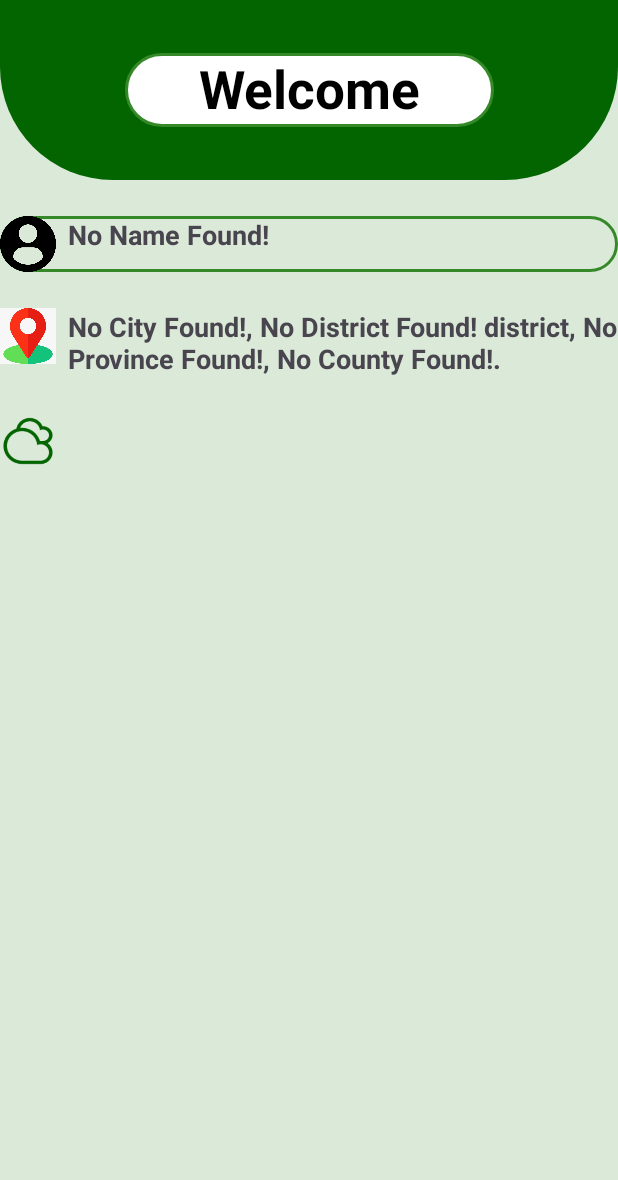
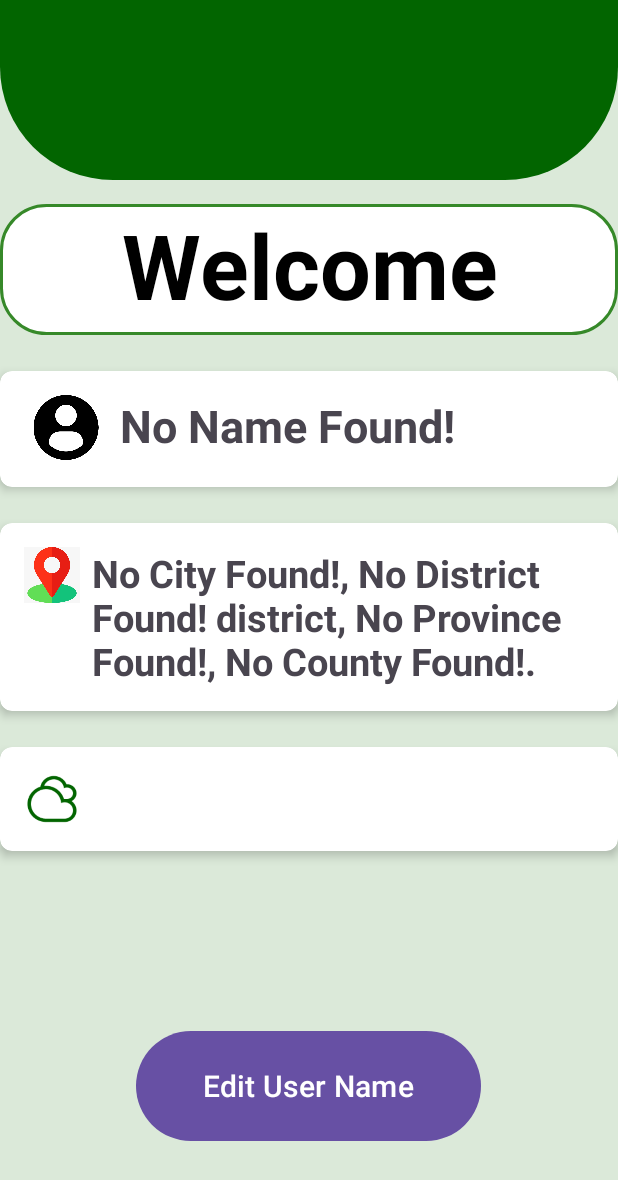
Before and after one commit to Tharmika-Sivakumar/CropMate25, an Android app: the ProfileActivity screen opened directly, with no data from a screen before it, on a phone screen of 412 x 824 dp. Shown: the top 1180 px of the screen. Run offline under Robolectric (Android 15) with nearby library versions, the phone set to English and light mode, and no system bars; our stand-ins replace Firebase (no records; nobody signed in at launch, a user with empty details on screens opened directly).

Commit message:
Some modifications and added feature
1. Added a profile edit button activity_profile.xml
2. Some modification in the activity_profile.xml
3. Change Name feature successfully implemented

```diff
--- a/app/src/main/java/com/example/cropmate25/FeedbackActivity.java
+++ b/app/src/main/java/com/example/cropmate25/FeedbackActivity.java
@@ -14,6 +14,7 @@ import androidx.appcompat.app.AppCompatActivity;
 import androidx.core.graphics.Insets;
 import androidx.core.view.ViewCompat;
 import androidx.core.view.WindowInsetsCompat;
+import androidx.recyclerview.widget.RecyclerView;
 
 import com.google.android.gms.tasks.OnCompleteListener;
 import com.google.android.gms.tasks.Task;
@@ -30,6 +31,7 @@ public class FeedbackActivity extends AppCompatActivity {
     private Button btnSend;
     private FirebaseFirestore database;
     private FirebaseManager firebaseManager;
+    private RecyclerView recyclerView;
 
     @Override
     protected void onCreate(Bundle savedInstanceState) {
@@ -41,6 +43,7 @@ public class FeedbackActivity extends AppCompatActivity {
 
         messageData = findViewById(R.id.messagedata);
         btnSend = findViewById(R.id.btn_send);
+        recyclerView = findViewById(R.id.RecyclerView);
 
         btnSend.setOnClickListener(new View.OnClickListener() {
             @Override
@@ -48,6 +51,8 @@ public class FeedbackActivity extends AppCompatActivity {
                 sendData();
             }
         });
+
+
 
         ViewCompat.setOnApplyWindowInsetsListener(findViewById(R.id.main), (v, insets) -> {
             Insets systemBars = insets.getInsets(WindowInsetsCompat.Type.systemBars());
--- a/app/src/main/java/com/example/cropmate25/ProfileActivity.java
+++ b/app/src/main/java/com/example/cropmate25/ProfileActivity.java
@@ -1,31 +1,28 @@
 package com.example.cropmate25;
 
-import static android.content.ContentValues.TAG;
-
 import android.content.Intent;
+import android.graphics.drawable.ColorDrawable;
 import android.os.Bundle;
-import android.util.Log;
+import android.text.TextUtils;
 import android.view.View;
+import android.widget.Button;
+import android.widget.EditText;
 import android.widget.TextView;
 import android.widget.Toast;
-
 import androidx.activity.EdgeToEdge;
-import androidx.annotation.NonNull;
+import androidx.appcompat.app.AlertDialog;
 import androidx.appcompat.app.AppCompatActivity;
-
-import com.google.android.gms.tasks.OnCompleteListener;
-import com.google.android.gms.tasks.Task;
-import com.google.firebase.FirebaseApp;
-import com.google.firebase.FirebaseOptions;
-import com.google.firebase.firestore.DocumentReference;
-import com.google.firebase.firestore.DocumentSnapshot;
 import com.google.firebase.firestore.FirebaseFirestore;
 
 public class ProfileActivity extends AppCompatActivity implements View.OnClickListener {
+    private static final String TAG = "ProfileActivity";
+
     private TextView textViewUserName;
     private TextView textViewLocation;
     private TextView textViewWeather;
-    private FirebaseFirestore firestore;
+    private Button edit;
+    private FirebaseFirestore database;
+    private FirebaseManager firebaseManager;
 
     @Override
     protected void onCreate(Bundle savedInstanceState) {
@@ -36,8 +33,13 @@ public class ProfileActivity extends AppCompatActivity implements View.OnClickLi
         textViewLocation = findViewById(R.id.text_location);
         textViewWeather = findViewById(R.id.text_weather);
         textViewUserName = findViewById(R.id.text_user_name);
+        edit = findViewById(R.id.edit);
 
 
+        edit.setOnClickListener(this);
+
+        firebaseManager = FirebaseManager.getInstance(TAG);
+        database = firebaseManager.getDatabase();
 
         Intent intent = getIntent();
         String weatherInfo = intent.getStringExtra("weatherInfo");
@@ -46,14 +48,53 @@ public class ProfileActivity extends AppCompatActivity implements View.OnClickLi
         textViewLocation.setText(location);
         textViewWeather.setText(weatherInfo);
         textViewUserName.setText(UserData.getName());
-
-        // Set welcome message
-        TextView dashboardTextView = findViewById(R.id.textView);
-        dashboardTextView.setText("Welcome");
     }
 
     @Override
-    public void onClick(View view) {
-        // Handle view clicks if necessary
+    public void onClick(View v) {
+        if (v.getId() == R.id.edit) {
+            showEditNameDialog();
+        }
     }
+
+    private void showEditNameDialog() {
+        AlertDialog.Builder builder = new AlertDialog.Builder(this);
+        View dialogView = getLayoutInflater().inflate(R.layout.dialog_edit_name, null);
+        EditText newName = dialogView.findViewById(R.id.namebox);
+        Button updateButton = dialogView.findViewById(R.id.update);
+        Button cancelButton = dialogView.findViewById(R.id.btnCancel);
+
+        builder.setView(dialogView);
+        AlertDialog dialog = builder.create();
+
+        updateButton.setOnClickListener(v -> {
+            String NewName = newName.getText().toString().trim();
+
+            if (TextUtils.isEmpty(NewName)) {
+                Toast.makeText(this, "Fill the required Field", Toast.LENGTH_SHORT).show();
+                return;
+            }
+
+            database.collection("User").document(UserData.getId())
+                    .update("Name", NewName)
+                    .addOnCompleteListener(task -> {
+                        if (task.isSuccessful()) {
+                            textViewUserName.setText(NewName);
+                            UserData.setName(NewName);
+                            dialog.dismiss();
+                        } else {
+                            Toast.makeText(this, "Failed to update Name", Toast.LENGTH_SHORT).show();
+                        }
+                    });
+        });
+
+        cancelButton.setOnClickListener(v -> dialog.dismiss());
+
+        if (dialog.getWindow() != null) {
+            dialog.getWindow().setBackgroundDrawable(new ColorDrawable(0));
+        }
+
+        dialog.show();
+    }
+
 }
--- a/app/src/main/res/layout/activity_profile.xml
+++ b/app/src/main/res/layout/activity_profile.xml
@@ -21,60 +21,77 @@
 
     <TextView
         android:id="@+id/textView"
-        android:layout_width="246dp"
-        android:layout_height="49dp"
+        android:layout_width="match_parent"
+        android:layout_height="87dp"
+        android:layout_marginTop="16dp"
+        android:layout_marginBottom="16dp"
         android:background="@drawable/background_white"
         android:text="Welcome"
         android:textAlignment="center"
         android:textColor="@color/black"
-        android:textSize="35sp"
+        android:textSize="60dp"
         android:textStyle="bold"
-        app:layout_constraintBottom_toBottomOf="@+id/top_view"
+        app:layout_constraintBottom_toTopOf="@+id/cardView1"
         app:layout_constraintEnd_toEndOf="parent"
         app:layout_constraintStart_toStartOf="parent"
-        app:layout_constraintTop_toTopOf="@+id/top_view"
+        app:layout_constraintTop_toBottomOf="@+id/top_view"
         tools:ignore="HardcodedText,RtlCompat" />
 
-<LinearLayout
-    android:id="@+id/locationlayout1"
+    <androidx.cardview.widget.CardView
+        android:id="@+id/cardView1"
         android:layout_width="0dp"
         android:layout_height="wrap_content"
-    android:orientation="horizontal"
-    app:layout_constraintTop_toBottomOf="@+id/top_view"
+        app:cardElevation="4dp"
+        app:cardCornerRadius="8dp"
+        app:cardBackgroundColor="@color/white"
+        app:layout_constraintTop_toBottomOf="@+id/textView"
         app:layout_constraintStart_toStartOf="parent"
         app:layout_constraintEnd_toEndOf="parent"
-    android:background="@drawable/green_border"
         android:layout_marginTop="24dp">
+
+        <LinearLayout
+            android:layout_width="match_parent"
+            android:layout_height="wrap_content"
+            android:orientation="horizontal"
+            android:padding="16dp">
 
             <ImageView
                 android:id="@+id/imageViewname"
-        android:layout_width="37dp"
-        android:layout_height="37dp"
-        app:srcCompat="@drawable/profile1"
-        android:contentDescription="Weather Icon" />
-
+                android:layout_width="56dp"
+                android:layout_height="43dp"
+                android:contentDescription="Profile Icon"
+                app:srcCompat="@drawable/profile1" />
 
             <TextView
                 android:id="@+id/text_user_name"
                 android:layout_width="0dp"
-        android:layout_height="wrap_content"
+                android:layout_height="45dp"
                 android:layout_marginStart="8dp"
-        android:text="Name: "
-        android:textSize="18sp"
+                android:layout_weight="1"
+                android:text="Name "
+                android:textSize="30dp"
                 android:textStyle="bold"
-        android:layout_weight="1"
                 tools:ignore="HardcodedText,RtlCompat" />
         </LinearLayout>
+    </androidx.cardview.widget.CardView>
 
-    <LinearLayout
-        android:id="@+id/locationLayout2"
+    <androidx.cardview.widget.CardView
+        android:id="@+id/cardView2"
         android:layout_width="0dp"
         android:layout_height="wrap_content"
-        android:orientation="horizontal"
-        app:layout_constraintTop_toBottomOf="@+id/locationlayout1"
+        app:cardElevation="4dp"
+        app:cardCornerRadius="8dp"
+        app:cardBackgroundColor="@color/white"
+        app:layout_constraintTop_toBottomOf="@+id/cardView1"
         app:layout_constraintStart_toStartOf="parent"
         app:layout_constraintEnd_toEndOf="parent"
         android:layout_marginTop="24dp">
+
+        <LinearLayout
+            android:layout_width="match_parent"
+            android:layout_height="wrap_content"
+            android:orientation="horizontal"
+            android:padding="16dp">
 
             <ImageView
                 android:id="@+id/imageView4"
@@ -88,22 +105,31 @@
                 android:layout_width="0dp"
                 android:layout_height="wrap_content"
                 android:layout_marginStart="8dp"
-        android:text="Location: "
-        android:textSize="18sp"
+                android:text="Location "
+                android:textSize="25dp"
                 android:textStyle="bold"
                 android:layout_weight="1"
                 tools:ignore="HardcodedText,RtlCompat" />
         </LinearLayout>
+    </androidx.cardview.widget.CardView>
 
-    <LinearLayout
-        android:id="@+id/locationLayout3"
+    <androidx.cardview.widget.CardView
+        android:id="@+id/cardView3"
         android:layout_width="0dp"
         android:layout_height="wrap_content"
-        android:orientation="horizontal"
-        app:layout_constraintTop_toBottomOf="@+id/locationLayout2"
+        app:cardElevation="4dp"
+        app:cardCornerRadius="8dp"
+        app:cardBackgroundColor="@color/white"
+        app:layout_constraintTop_toBottomOf="@+id/cardView2"
         app:layout_constraintStart_toStartOf="parent"
         app:layout_constraintEnd_toEndOf="parent"
         android:layout_marginTop="24dp">
+
+        <LinearLayout
+            android:layout_width="match_parent"
+            android:layout_height="wrap_content"
+            android:orientation="horizontal"
+            android:padding="16dp">
 
             <ImageView
                 android:id="@+id/imageView5"
@@ -117,11 +143,25 @@
                 android:layout_width="0dp"
                 android:layout_height="wrap_content"
                 android:layout_marginStart="8dp"
-        android:text="Weather: "
-        android:textSize="18sp"
+                android:text="Weather "
+                android:textSize="25dp"
                 android:textStyle="bold"
                 android:layout_weight="1"
                 tools:ignore="HardcodedText,RtlCompat" />
         </LinearLayout>
+    </androidx.cardview.widget.CardView>
 
+
+    <Button
+        android:id="@+id/edit"
+        android:layout_width="230dp"
+        android:layout_height="81dp"
+        android:layout_marginTop="116dp"
+        app:layout_constraintEnd_toEndOf="parent"
+        app:layout_constraintHorizontal_bias="0.497"
+        app:layout_constraintStart_toStartOf="parent"
+        app:layout_constraintTop_toBottomOf="@+id/cardView3"
+        android:text="Edit User Name"
+        android:textSize="20dp"
+        tools:ignore="MissingConstraints" />
 </androidx.constraintlayout.widget.ConstraintLayout>
```
Also changed, not shown: app/src/main/java/com/example/cropmate25/FeedbackAdapter.java (added, +38 -0 lines), app/src/main/res/layout/dialog_edit_name.xml (added, +107 -0 lines), app/src/main/res/layout/feedback.xml (+46 -21 lines), app/src/main/res/layout/recycler_view_of_feedback.xml (added, +51 -0 lines). Lines whose indentation alone changed are shown as unchanged.
